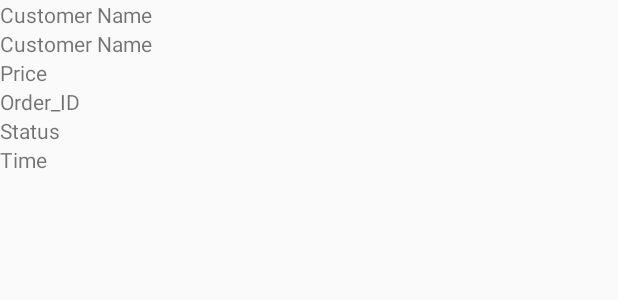
After one commit to aditya-2407/Canteen_App_Project, an Android app: the layout os_view.xml on its own in the app's theme, with its tools: preview values and no code run, on a phone screen of 412 x 824 dp. The commit adds this screen. Shown: the top 300 px of the screen. Run offline under Robolectric (Android 15) with nearby library versions, the phone set to English and light mode, and no system bars.

Commit message:
View Order Added.

```diff
--- a/app/src/main/AndroidManifest.xml
+++ b/app/src/main/AndroidManifest.xml
@@ -15,7 +15,10 @@
         android:theme="@style/Theme.CanteenApplication"
         tools:targetApi="31">
         <activity
-            android:name=".HealthGPT"
+            android:name=".OrderStatus"
+            android:exported="false" />
+        <activity
+            android:name=".Customer.HealthGPT"
             android:exported="false" />
         <activity
             android:name=".Current_Orders"
--- a/app/src/main/java/com/example/canteenapplication/MessageAdapter.java
+++ b/app/src/main/java/com/example/canteenapplication/Adapter/MessageAdapter.java
@@ -1,4 +1,4 @@
-package com.example.canteenapplication;
+package com.example.canteenapplication.Adapter;
 
 
 import android.widget.LinearLayout;
@@ -11,6 +11,9 @@ import java.util.List;
 import android.view.LayoutInflater;
 import android.view.View;
 import android.view.ViewGroup;
+
+import com.example.canteenapplication.DataBases.Message;
+import com.example.canteenapplication.R;
 
 public class MessageAdapter extends RecyclerView.Adapter<MessageAdapter.MyViewHolder>{
     List<Message> messageList;
--- a/app/src/main/java/com/example/canteenapplication/Message.java
+++ b/app/src/main/java/com/example/canteenapplication/DataBases/Message.java
@@ -1,4 +1,4 @@
-package com.example.canteenapplication;
+package com.example.canteenapplication.DataBases;
 
 public class Message {
     public static String SENT_BY_ME = "me";
--- a/app/src/main/res/layout/activity_health_gpt.xml
+++ b/app/src/main/res/layout/activity_health_gpt.xml
@@ -4,7 +4,7 @@
     xmlns:tools="http://schemas.android.com/tools"
     android:layout_width="match_parent"
     android:layout_height="match_parent"
-    tools:context=".HealthGPT">
+    tools:context=".Customer.HealthGPT">
 
     <androidx.recyclerview.widget.RecyclerView
         android:id="@+id/recyclerView"
--- /dev/null
+++ b/app/src/main/res/layout/os_view.xml
@@ -0,0 +1,66 @@
+<?xml version="1.0" encoding="utf-8"?>
+<LinearLayout xmlns:android="http://schemas.android.com/apk/res/android"
+    android:layout_width="match_parent"
+    android:layout_height="wrap_content">
+
+    <LinearLayout
+        android:layout_width="wrap_content"
+        android:layout_height="wrap_content"
+        android:orientation="vertical">
+
+        <TextView
+            android:id="@+id/cust_name"
+            android:layout_width="match_parent"
+            android:layout_height="wrap_content"
+            android:text="Customer Name" />
+
+        <TextView
+            android:id="@+id/prod_name"
+            android:layout_width="match_parent"
+            android:layout_height="wrap_content"
+            android:text="Customer Name" />
+
+        <TextView
+            android:id="@+id/prod_price"
+            android:layout_width="match_parent"
+            android:layout_height="wrap_content"
+            android:text="@string/price2" />
+
+        <TextView
+            android:id="@+id/order_id"
+            android:layout_width="match_parent"
+            android:layout_height="wrap_content"
+            android:text="Order_ID" />
+
+        <TextView
+            android:id="@+id/status"
+            android:layout_width="match_parent"
+            android:layout_height="wrap_content"
+            android:text="Status" />
+        <TextView
+            android:id="@+id/time"
+            android:layout_width="match_parent"
+            android:layout_height="wrap_content"
+            android:text="Time" />
+    </LinearLayout>
+
+    <LinearLayout
+        android:layout_width="wrap_content"
+        android:layout_height="wrap_content"
+        android:orientation="vertical">
+
+        <LinearLayout
+            android:layout_width="match_parent"
+            android:layout_height="wrap_content"
+            android:orientation="horizontal">
+        </LinearLayout>
+
+        <LinearLayout
+            android:layout_width="match_parent"
+            android:layout_height="match_parent"
+            android:orientation="horizontal">
+        </LinearLayout>
+
+    </LinearLayout>
+
+</LinearLayout>
```
Also changed, not shown: app/src/main/java/com/example/canteenapplication/Adapter_OS.java (added, +85 -0 lines), app/src/main/java/com/example/canteenapplication/Current_Orders.java (+0 -161 lines), app/src/main/java/com/example/canteenapplication/Customer/Dashboard.java (+13 -2 lines), app/src/main/java/com/example/canteenapplication/Customer/HealthGPT.java (renamed from app/src/main/java/com/example/canteenapplication/HealthGPT.java, +6 -2 lines), app/src/main/java/com/example/canteenapplication/OS_Dbase.java (added, +26 -0 lines), app/src/main/java/com/example/canteenapplication/OrderStatus.java (added, +141 -0 lines), app/src/main/res/layout/activity_order_status.xml (added, +35 -0 lines).
